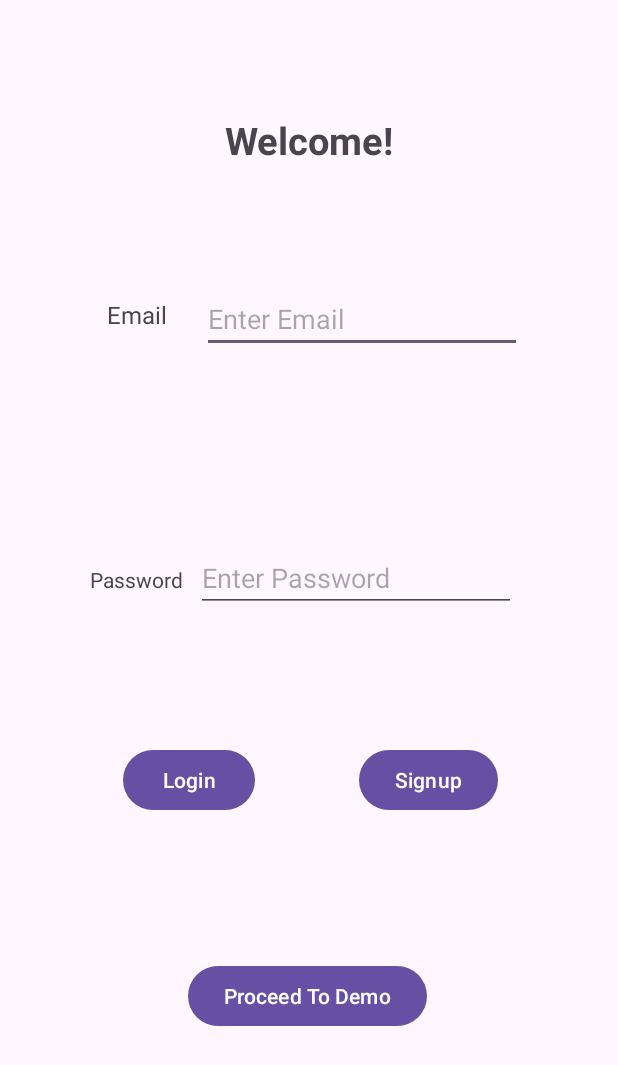
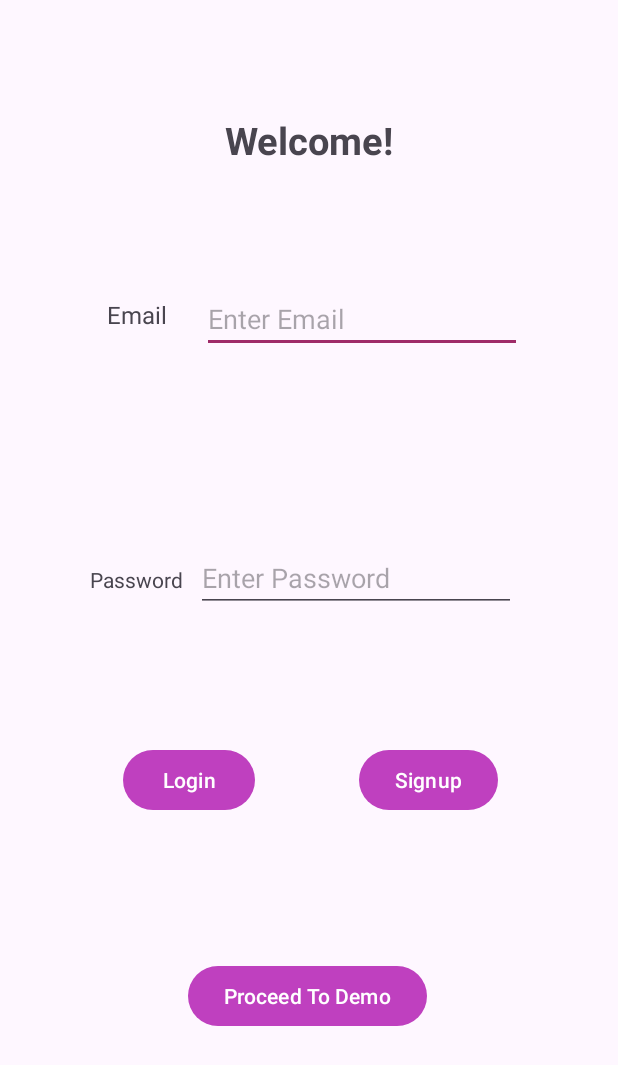
Before and after one commit to itschanchan/Group2App, an Android app: the screen it shows after launch (MainActivity), on a phone screen of 412 x 824 dp. Shown: the top 1065 px of the screen. Run offline under Robolectric (Android 15) with nearby library versions, the light colour scheme and no system bars.

Commit message:
Saved 3 shades of purple: Dark,Bright and Amaranth

```diff
--- a/app/src/main/res/values-night/themes.xml
+++ b/app/src/main/res/values-night/themes.xml
@@ -2,6 +2,8 @@
     <!-- Base application theme. -->
     <style name="Base.Theme.Group2App" parent="Theme.Material3.DayNight.NoActionBar">
         <!-- Customize your dark theme here. -->
-        <!-- <item name="colorPrimary">@color/my_dark_primary</item> -->
+        <item name="colorPrimary">@color/brightPurple</item>
+        <item name="colorPrimaryContainer">@color/darkPurple</item>
+        <item name="colorSecondary">@color/amaranth</item>
     </style>
 </resources>
--- a/app/src/main/res/values/colors.xml
+++ b/app/src/main/res/values/colors.xml
@@ -2,4 +2,10 @@
 <resources>
     <color name="black">#FF000000</color>
     <color name="white">#FFFFFFFF</color>
+    <color name="darkPurple">#852476</color>
+    <color name="brightPurple">#BF40BF</color>
+    <color name="amaranth">#9F2B68</color>
+
+
+
 </resources>
--- a/app/src/main/res/values/themes.xml
+++ b/app/src/main/res/values/themes.xml
@@ -2,7 +2,9 @@
     <!-- Base application theme. -->
     <style name="Base.Theme.Group2App" parent="Theme.Material3.DayNight.NoActionBar">
         <!-- Customize your light theme here. -->
-        <!-- <item name="colorPrimary">@color/my_light_primary</item> -->
+        <item name="colorPrimary">@color/brightPurple</item>
+        <item name="colorPrimaryContainer">@color/darkPurple</item>
+        <item name="colorSecondary">@color/amaranth</item>
     </style>
 
     <style name="Theme.Group2App" parent="Base.Theme.Group2App" />
```
